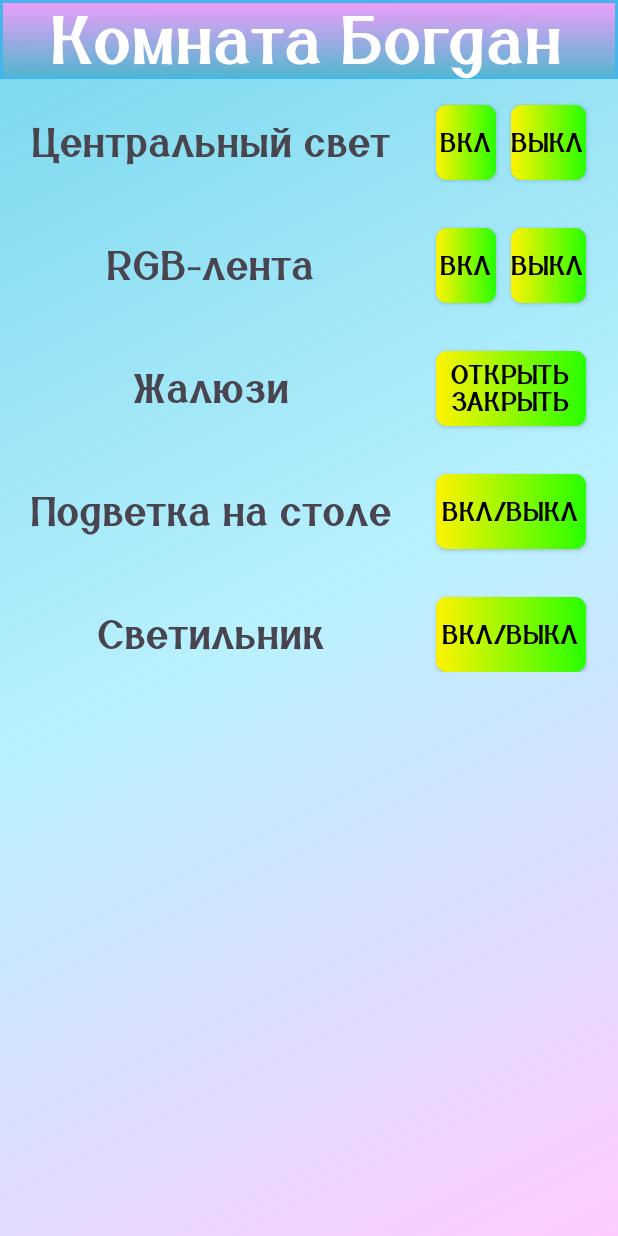
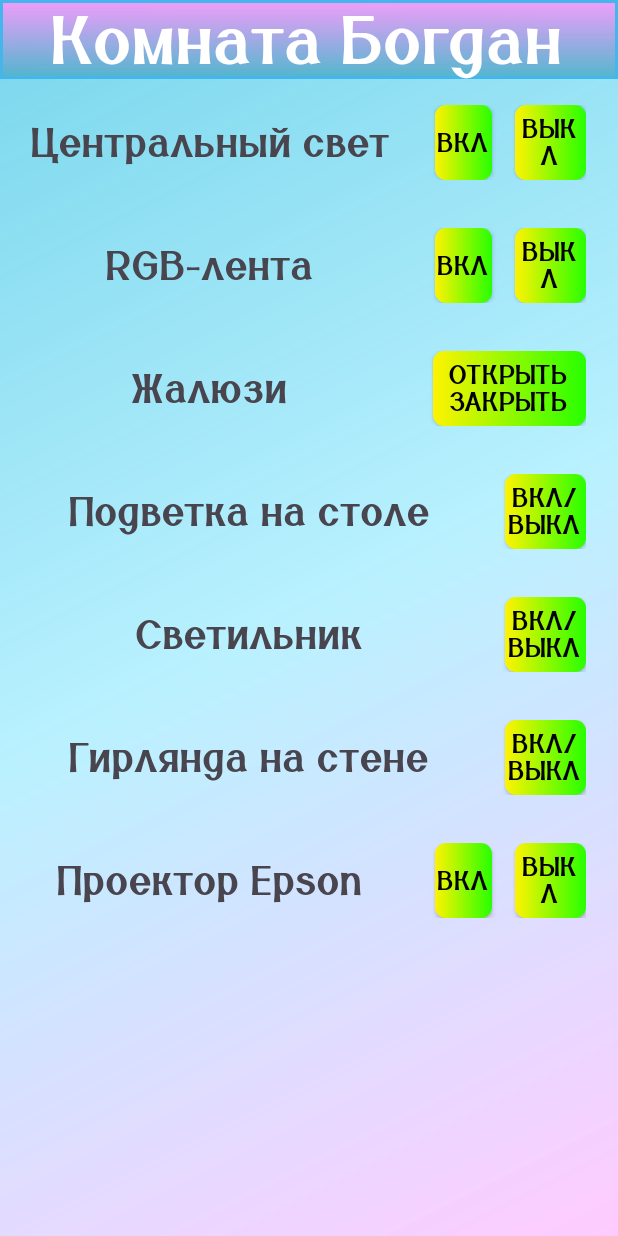
Before and after one commit to Bogdan-Taran/MyApp, an Android app: the ActivityMyRoomBogdan screen opened directly, with no data from a screen before it, on a phone screen of 412 x 824 dp. Run offline under Robolectric (Android 15) with nearby library versions, the phone set to English and light mode, and no system bars.

Commit message:
Changed to Linear Layout and added Girlanda and Projector

```diff
--- a/app/src/main/res/drawable/gradient_for_icon_save_ip.xml
+++ /dev/null
@@ -1,25 +0,0 @@
-<?xml version="1.0" encoding="utf-8"?>
-<layer-list xmlns:android="http://schemas.android.com/apk/res/android" >
-    <item
-        android:bottom="0sp"
-        android:left="0sp"
-        android:right="0sp"
-        android:top="0sp">
-        <shape android:shape="rectangle" >
-
-            <stroke
-                android:width="2sp"
-                android:color="#44B6EC"
-                />
-            <gradient
-                android:type="linear"
-                android:startColor="#EB4DB3CB"
-                android:endColor="#F5F49BFB"
-                android:angle="185"
-                />
-
-
-        </shape>
-    </item>
-
-</layer-list>
--- /dev/null
+++ b/app/src/main/res/drawable/gradient_for_icon_save_ip_.xml
@@ -0,0 +1,17 @@
+<?xml version="1.0" encoding="utf-8"?>
+<shape
+    xmlns:android="http://schemas.android.com/apk/res/android"
+    android:shape="rectangle">
+
+    <gradient
+        android:type="linear"
+        android:startColor="#FFF634"
+        android:endColor="#FAFB89"
+        android:angle="270"/>
+
+
+
+
+
+
+</shape>
--- a/app/src/main/res/drawable/gradient_for_ip.xml
+++ /dev/null
@@ -1,22 +0,0 @@
-<?xml version="1.0" encoding="utf-8"?>
-<layer-list xmlns:android="http://schemas.android.com/apk/res/android" >
-    <item
-        android:bottom="0sp"
-        android:left="0sp"
-        android:right="0sp"
-        android:top="0sp">
-        <shape android:shape="rectangle" >
-
-
-            <gradient
-                android:type="linear"
-                android:startColor="#EB4DB3CB"
-                android:endColor="#F5F49BFB"
-                android:angle="185"
-                />
-
-
-        </shape>
-    </item>
-
-</layer-list>
--- /dev/null
+++ b/app/src/main/res/drawable/gradient_for_ip_.xml
@@ -0,0 +1,17 @@
+<?xml version="1.0" encoding="utf-8"?>
+<shape
+    xmlns:android="http://schemas.android.com/apk/res/android"
+    android:shape="rectangle">
+
+    <gradient
+        android:type="linear"
+        android:startColor="#FFF634"
+        android:endColor="#FAFB89"
+        android:angle="270"/>
+
+
+
+
+
+
+</shape>
--- a/app/src/main/res/layout/activity_my_room_bogdan.xml
+++ b/app/src/main/res/layout/activity_my_room_bogdan.xml
@@ -37,40 +37,46 @@
             android:layout_width="match_parent"
             android:layout_height="wrap_content">
 
+            <LinearLayout
+                android:layout_width="match_parent"
+                android:layout_height="50sp"
+                android:orientation="horizontal"
+                android:layout_marginTop="16sp"
+                android:layout_marginStart="15sp"
+                android:layout_marginEnd="20sp"
+                >
+
             <TextView
+                android:layout_weight="10"
+                android:layout_marginEnd="25sp"
                 android:id="@+id/center_light"
-                android:layout_width="250sp"
+                android:layout_width="match_parent"
                 android:gravity="center"
-                android:layout_height="50sp"
+                android:layout_height="match_parent"
                 android:text="Центральный свет"
                 android:textSize="@dimen/text_size_names_of_rooms"
                 android:fontFamily="@font/beauty_font_rus"
-                android:layout_marginStart="@dimen/margin_for_textview_in_layouts"
-                android:layout_marginTop="@dimen/activity_vertical_margin"
                 android:background="@drawable/textview_on_click_change_color"
                 />
 
             <androidx.appcompat.widget.AppCompatButton
+                android:layout_marginEnd="15sp"
+                android:layout_weight="5"
                 android:id="@+id/center_light_on"
-                android:layout_width="40sp"
-                android:layout_height="50sp"
-                android:layout_gravity="end"
-                android:layout_marginTop="16sp"
-                android:layout_marginEnd="80sp"
+                android:layout_width="wrap_content"
+                android:layout_height="match_parent"
+                android:layout_gravity="center"
                 android:background="@drawable/button_change_color_on_off"
                 android:fontFamily="@font/beauty_font_rus"
-                android:gravity="center"
                 android:text="Вкл"
                 android:textColor="@color/black"
                 android:textSize="@dimen/text_size_of_number_gadgets" />
 
             <androidx.appcompat.widget.AppCompatButton
+                android:layout_weight="4"
                 android:id="@+id/center_light_off"
-                android:layout_width="50sp"
-                android:layout_height="50sp"
-                android:layout_gravity="end"
-                android:layout_marginTop="16sp"
-                android:layout_marginEnd="20sp"
+                android:layout_width="wrap_content"
+                android:layout_height="match_parent"
                 android:background="@drawable/button_change_color_on_off"
                 android:fontFamily="@font/beauty_font_rus"
                 android:gravity="center"
@@ -78,40 +84,53 @@
                 android:textColor="@color/black"
                 android:textSize="@dimen/text_size_of_number_gadgets" />
 
+            </LinearLayout>
+
+
+            <LinearLayout
+                android:layout_width="match_parent"
+                android:layout_height="50sp"
+                android:orientation="horizontal"
+                android:layout_marginTop="98sp"
+
+                android:layout_marginStart="15sp"
+                android:layout_marginEnd="20sp"
+                >
+
+
                 <TextView
+                    android:layout_weight="10"
+                    android:layout_marginEnd="25sp"
                     android:id="@+id/rgb_lenta"
-                android:layout_width="250sp"
+                    android:layout_width="match_parent"
                     android:gravity="center"
-                android:layout_height="50sp"
+                    android:layout_height="match_parent"
                     android:text="RGB-лента"
                     android:textSize="@dimen/text_size_names_of_rooms"
                     android:fontFamily="@font/beauty_font_rus"
-                android:layout_marginStart="@dimen/margin_for_textview_in_layouts"
-                android:layout_marginTop="98sp"
                     android:background="@drawable/textview_on_click_change_color"
                     />
 
+
+
                 <androidx.appcompat.widget.AppCompatButton
+                    android:layout_marginEnd="15sp"
+                    android:layout_weight="5"
                     android:id="@+id/btn_rgb_lenta_on"
-                android:layout_width="40sp"
-                android:layout_height="50sp"
-                android:layout_gravity="end"
-                android:layout_marginTop="98sp"
-                android:layout_marginEnd="80sp"
+                    android:layout_width="wrap_content"
+                    android:layout_height="match_parent"
+                    android:layout_gravity="center"
                     android:background="@drawable/button_change_color_on_off"
                     android:fontFamily="@font/beauty_font_rus"
-                android:gravity="center"
                     android:text="Вкл"
                     android:textColor="@color/black"
                     android:textSize="@dimen/text_size_of_number_gadgets" />
 
                 <androidx.appcompat.widget.AppCompatButton
+                    android:layout_weight="4"
                     android:id="@+id/btn_rgb_lenta_off"
-                android:layout_width="50sp"
-                android:layout_height="50sp"
-                android:layout_gravity="end"
-                android:layout_marginTop="98sp"
-                android:layout_marginEnd="20sp"
+                    android:layout_width="wrap_content"
+                    android:layout_height="match_parent"
                     android:background="@drawable/button_change_color_on_off"
                     android:fontFamily="@font/beauty_font_rus"
                     android:gravity="center"
@@ -119,26 +138,40 @@
                     android:textColor="@color/black"
                     android:textSize="@dimen/text_size_of_number_gadgets" />
 
+            </LinearLayout>
+
+
+            <LinearLayout
+                android:layout_width="match_parent"
+                android:layout_height="50sp"
+                android:orientation="horizontal"
+                android:layout_marginTop="180sp"
+
+                android:layout_marginStart="15sp"
+                android:layout_marginEnd="20sp"
+                >
+
+
                 <TextView
+                    android:layout_weight="10"
+                    android:layout_marginEnd="25sp"
                     android:id="@+id/louver"
-                android:layout_width="250sp"
+                    android:layout_width="match_parent"
                     android:gravity="center"
-                android:layout_height="50sp"
+                    android:layout_height="match_parent"
                     android:text="Жалюзи"
                     android:textSize="@dimen/text_size_names_of_rooms"
                     android:fontFamily="@font/beauty_font_rus"
-                android:layout_marginStart="@dimen/margin_for_textview_in_layouts"
-                android:layout_marginTop="180sp"
                     android:background="@drawable/textview_on_click_change_color"
                     />
 
+
+
                 <androidx.appcompat.widget.AppCompatButton
+                    android:layout_weight="6"
                     android:id="@+id/btn_louver"
-                android:layout_width="100sp"
-                android:layout_height="50sp"
-                android:layout_gravity="end"
-                android:layout_marginTop="180sp"
-                android:layout_marginEnd="20sp"
+                    android:layout_width="wrap_content"
+                    android:layout_height="match_parent"
                     android:background="@drawable/button_change_color_on_off"
                     android:fontFamily="@font/beauty_font_rus"
                     android:gravity="center"
@@ -146,59 +179,175 @@
                     android:textColor="@color/black"
                     android:textSize="@dimen/text_size_of_number_gadgets" />
 
+            </LinearLayout>
+
+
+
+            <LinearLayout
+                android:layout_width="match_parent"
+                android:layout_height="50sp"
+                android:orientation="horizontal"
+                android:layout_marginTop="262sp"
+
+                android:layout_marginStart="15sp"
+                android:layout_marginEnd="20sp"
+                >
+
                 <TextView
+                    android:layout_weight="15"
+                    android:layout_marginEnd="20sp"
                     android:id="@+id/podsetka_stol"
-                android:layout_width="250sp"
+                    android:layout_width="match_parent"
                     android:gravity="center"
-                android:layout_height="50sp"
+                    android:layout_height="match_parent"
                     android:text="Подветка на столе"
                     android:textSize="@dimen/text_size_names_of_rooms"
                     android:fontFamily="@font/beauty_font_rus"
-                android:layout_marginStart="@dimen/margin_for_textview_in_layouts"
-                android:layout_marginTop="262sp"
                     android:background="@drawable/textview_on_click_change_color"
                     />
 
+
                 <androidx.appcompat.widget.AppCompatButton
+                    android:layout_weight="10"
                     android:id="@+id/btn_podsvetka_stol"
-                android:layout_width="100sp"
-                android:layout_height="50sp"
-                android:layout_gravity="end"
-                android:layout_marginTop="262sp"
-                android:layout_marginEnd="20sp"
+                    android:layout_width="wrap_content"
+                    android:layout_height="match_parent"
                     android:background="@drawable/button_change_color_on_off"
                     android:fontFamily="@font/beauty_font_rus"
                     android:gravity="center"
                     android:text="Вкл/выкл"
                     android:textColor="@color/black"
                     android:textSize="@dimen/text_size_of_number_gadgets" />
+            </LinearLayout>
+
+            <LinearLayout
+                android:layout_width="match_parent"
+                android:layout_height="50sp"
+                android:orientation="horizontal"
+                android:layout_marginTop="344sp"
+
+                android:layout_marginStart="15sp"
+                android:layout_marginEnd="20sp"
+                >
+
 
                 <TextView
+                    android:layout_weight="15"
+                    android:layout_marginEnd="20sp"
                     android:id="@+id/svetilnik_stol"
-                android:layout_width="250sp"
+                    android:layout_width="match_parent"
                     android:gravity="center"
-                android:layout_height="50sp"
+                    android:layout_height="match_parent"
                     android:text="Светильник"
                     android:textSize="@dimen/text_size_names_of_rooms"
                     android:fontFamily="@font/beauty_font_rus"
-                android:layout_marginStart="@dimen/margin_for_textview_in_layouts"
-                android:layout_marginTop="344sp"
                     android:background="@drawable/textview_on_click_change_color"
                     />
 
+
+
                 <androidx.appcompat.widget.AppCompatButton
+                    android:layout_weight="10"
                     android:id="@+id/btn_svetilnik_stol"
-                android:layout_width="100sp"
-                android:layout_height="50sp"
-                android:layout_gravity="end"
-                android:layout_marginTop="344sp"
-                android:layout_marginEnd="20sp"
+                    android:layout_width="wrap_content"
+                    android:layout_height="match_parent"
                     android:background="@drawable/button_change_color_on_off"
                     android:fontFamily="@font/beauty_font_rus"
                     android:gravity="center"
                     android:text="Вкл/выкл"
                     android:textColor="@color/black"
                     android:textSize="@dimen/text_size_of_number_gadgets" />
+            </LinearLayout>
+
+
+            <LinearLayout
+                android:layout_width="match_parent"
+                android:layout_height="50sp"
+                android:orientation="horizontal"
+                android:layout_marginTop="426sp"
+
+                android:layout_marginStart="15sp"
+                android:layout_marginEnd="20sp"
+                >
+
+
+                <TextView
+                    android:layout_weight="15"
+                    android:layout_marginEnd="20sp"
+                    android:id="@+id/girlanda_stena"
+                    android:layout_width="match_parent"
+                    android:gravity="center"
+                    android:layout_height="match_parent"
+                    android:text="Гирлянда на стене"
+                    android:textSize="@dimen/text_size_names_of_rooms"
+                    android:fontFamily="@font/beauty_font_rus"
+                    android:background="@drawable/textview_on_click_change_color"
+                    />
+
+
+
+                <androidx.appcompat.widget.AppCompatButton
+                    android:layout_weight="10"
+                    android:id="@+id/btn_girlanda_stena"
+                    android:layout_width="wrap_content"
+                    android:layout_height="match_parent"
+                    android:background="@drawable/button_change_color_on_off"
+                    android:fontFamily="@font/beauty_font_rus"
+                    android:gravity="center"
+                    android:text="Вкл/выкл"
+                    android:textColor="@color/black"
+                    android:textSize="@dimen/text_size_of_number_gadgets" />
+            </LinearLayout>
+
+
+            <LinearLayout
+                android:layout_width="match_parent"
+                android:layout_height="50sp"
+                android:orientation="horizontal"
+                android:layout_marginTop="508sp"
+                android:layout_marginStart="15sp"
+                android:layout_marginEnd="20sp"
+                >
+
+                <TextView
+                    android:layout_weight="10"
+                    android:layout_marginEnd="25sp"
+                    android:id="@+id/projector_Epson"
+                    android:layout_width="match_parent"
+                    android:gravity="center"
+                    android:layout_height="match_parent"
+                    android:text="Проектор Epson"
+                    android:textSize="@dimen/text_size_names_of_rooms"
+                    android:fontFamily="@font/beauty_font_rus"
+                    android:background="@drawable/textview_on_click_change_color"
+                    />
+
+                <androidx.appcompat.widget.AppCompatButton
+                    android:layout_marginEnd="15sp"
+                    android:layout_weight="5"
+                    android:id="@+id/projector_Epson_on"
+                    android:layout_width="wrap_content"
+                    android:layout_height="match_parent"
+                    android:layout_gravity="center"
+                    android:background="@drawable/button_change_color_on_off"
+                    android:fontFamily="@font/beauty_font_rus"
+                    android:text="Вкл"
+                    android:textColor="@color/black"
+                    android:textSize="@dimen/text_size_of_number_gadgets" />
+
+                <androidx.appcompat.widget.AppCompatButton
+                    android:layout_weight="4"
+                    android:id="@+id/projector_Epson_off"
+                    android:layout_width="wrap_content"
+                    android:layout_height="match_parent"
+                    android:background="@drawable/button_change_color_on_off"
+                    android:fontFamily="@font/beauty_font_rus"
+                    android:gravity="center"
+                    android:text="Выкл"
+                    android:textColor="@color/black"
+                    android:textSize="@dimen/text_size_of_number_gadgets" />
+
+            </LinearLayout>
 
 
 
--- a/app/src/main/res/layout/activity_the_home.xml
+++ b/app/src/main/res/layout/activity_the_home.xml
@@ -38,15 +38,17 @@
             android:layout_width="match_parent"
             android:layout_height="50sp"
             android:layout_weight="1"
-            android:background="@drawable/button_change_color_on_off_normal"
+            android:background="@drawable/gradient_for_ip_"
             android:fontFamily="@font/beauty_font_rus"
             android:gravity="center"
             android:hint="Введите IP вашего ESP"
             android:textSize="20sp"
-            android:layout_marginStart="1sp"/>
+            android:layout_marginStart="1sp"
+
+            />
 
         <ImageView
-            android:background="@drawable/button_change_color_on_off_normal"
+            android:background="@drawable/gradient_for_icon_save_ip_"
             android:id="@+id/image_save_ip"
             android:layout_width="match_parent"
             android:layout_height="50sp"
```
Lines whose indentation alone changed are shown as unchanged.
